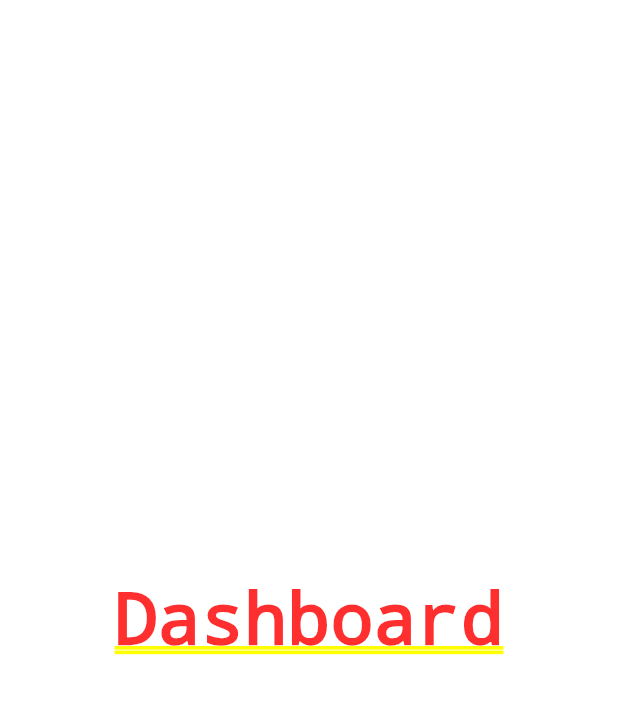
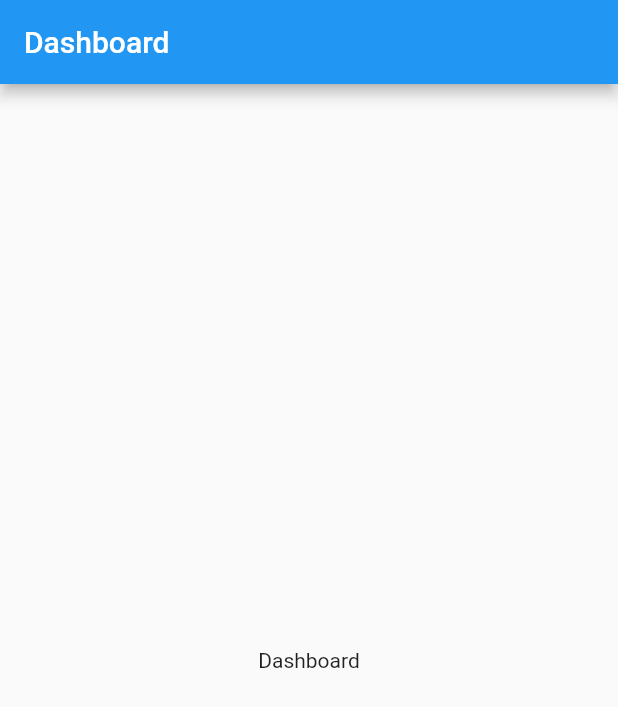
Before and after one commit to poonam-kumawat/Ondoorstep, a Flutter app: the screen it shows once a user with an empty profile is signed in, on a phone screen of 412 x 824 dp. Shown: the top 707 px of the screen. Run offline on Flutter 3.47's test engine with Material 2 defaults, Android fonts, the phone set to English and light mode, and no system bars; our stand-ins replace firebase_auth, firebase_core; accounts and stored records are empty.

Commit message:
Added mobile phone auth

```diff
--- a/lib/auth/otp.dart
+++ b/lib/auth/otp.dart
@@ -40,7 +40,7 @@ class _OtpScreenState extends State<OtpScreen>{
               onPressed: () async{
                 if(_formKey.currentState!.validate()){
                   // ignore: avoid_print
-                  print(_codeController.text);
+                  Navigator.of(context).pushNamedAndRemoveUntil('/', (route) => false);
                 }
               },
               child: const Text('Submit'),
--- a/lib/dashboard/dashboard.dart
+++ b/lib/dashboard/dashboard.dart
@@ -1,12 +1,17 @@
-import 'package:flutter/cupertino.dart';
+import 'package:flutter/material.dart';
 
 class Dashboard extends StatelessWidget{
   const Dashboard({super.key});
 
   @override
   Widget build(BuildContext context) {
-    return const Center(
-      child: Text('Dashboard'),
+    return Scaffold(
+      appBar: AppBar(
+        title: const Text('Dashboard'),
+      ),
+      body: const Center(
+        child: Text('Dashboard'),
+      ),
     );
   }
 }
--- a/lib/services/auth.dart
+++ b/lib/services/auth.dart
@@ -6,7 +6,6 @@ class AuthService {
   final user = FirebaseAuth.instance.currentUser;
 
   Future<void> signInMobile(String mobile, BuildContext context) async {
-    print('called here');
     try {
       await FirebaseAuth.instance.verifyPhoneNumber(
         phoneNumber: '+91$mobile',
```
Also changed, not shown: lib/home/home.dart (+9 -7 lines).
